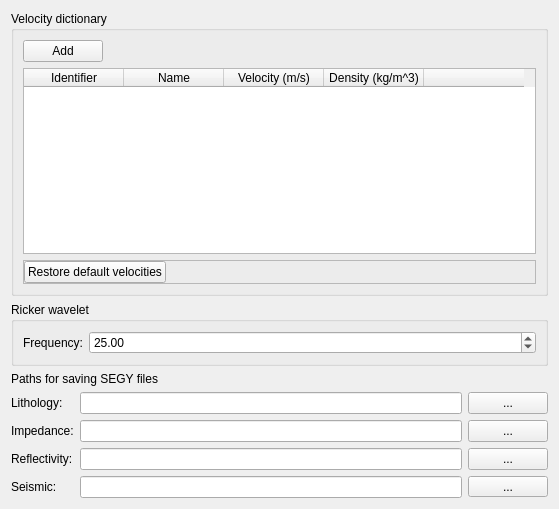
Old version of the form console/SegyCreationPage.ui in the repository feliperails/syntheticseis.
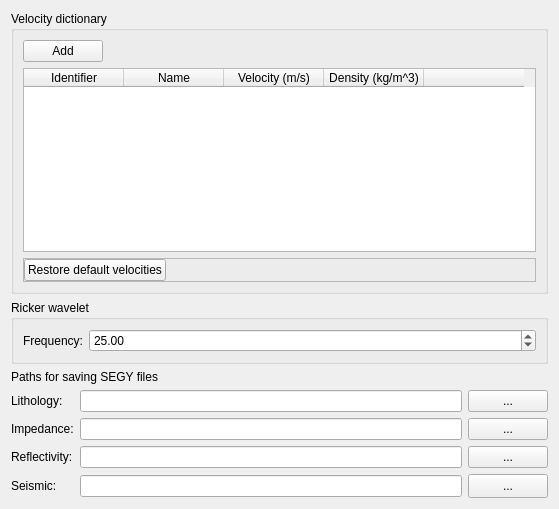
New version of the form.

Commit message: adicionando densidades nos materiais da carga inicial

Patch:
```diff
--- a/console/SegyCreationPage.ui
+++ b/console/SegyCreationPage.ui
@@ -254,7 +254,7 @@
          <property name="minimumSize">
           <size>
            <width>80</width>
-           <height>0</height>
+           <height>24</height>
           </size>
          </property>
          <property name="text">
```
The commit also changes 1 other file.
